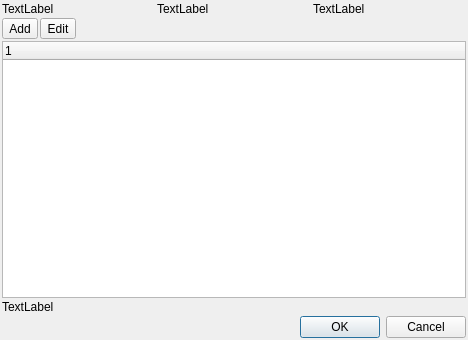
Qt form b6p/dlgplanificaciondia.ui (diegowald/b6p) before a commit.
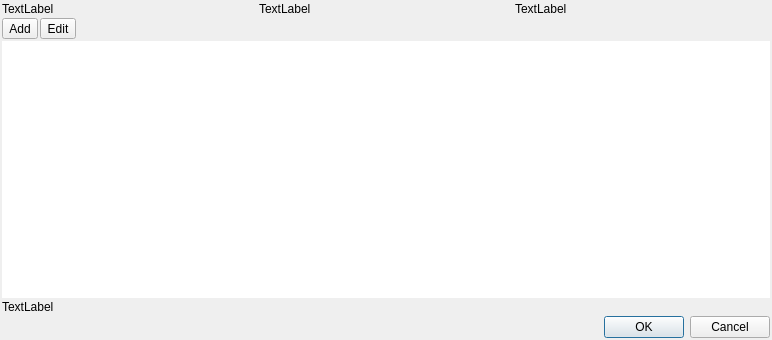
The same form after that commit.

Patch:
```diff
--- a/b6p/dlgplanificaciondia.ui
+++ b/b6p/dlgplanificaciondia.ui
@@ -6,7 +6,7 @@
    <rect>
     <x>0</x>
     <y>0</y>
-    <width>468</width>
+    <width>772</width>
     <height>340</height>
    </rect>
   </property>
@@ -93,6 +93,36 @@
    </item>
    <item>
     <widget class="QTreeWidget" name="treeWidget">
+     <property name="autoFillBackground">
+      <bool>true</bool>
+     </property>
+     <property name="frameShape">
+      <enum>QFrame::NoFrame</enum>
+     </property>
+     <property name="frameShadow">
+      <enum>QFrame::Raised</enum>
+     </property>
+     <property name="lineWidth">
+      <number>0</number>
+     </property>
+     <property name="editTriggers">
+      <set>QAbstractItemView::NoEditTriggers</set>
+     </property>
+     <property name="showDropIndicator" stdset="0">
+      <bool>false</bool>
+     </property>
+     <property name="alternatingRowColors">
+      <bool>true</bool>
+     </property>
+     <property name="rootIsDecorated">
+      <bool>false</bool>
+     </property>
+     <property name="itemsExpandable">
+      <bool>false</bool>
+     </property>
+     <attribute name="headerVisible">
+      <bool>false</bool>
+     </attribute>
      <column>
       <property name="text">
        <string notr="true">1</string>
```
